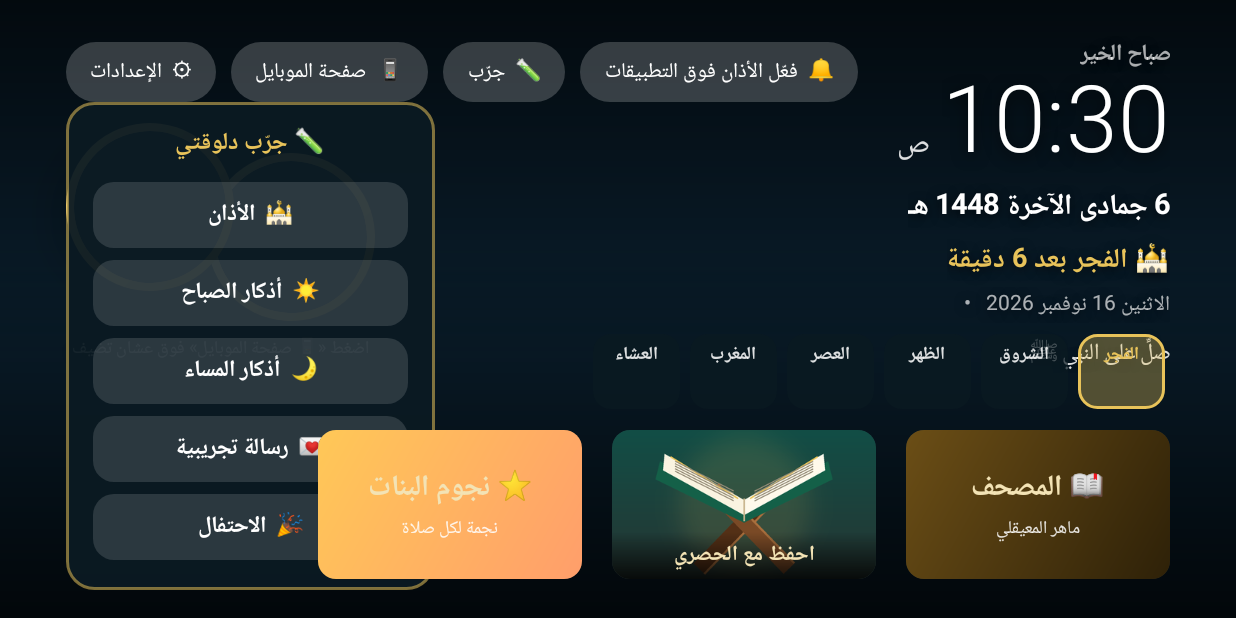
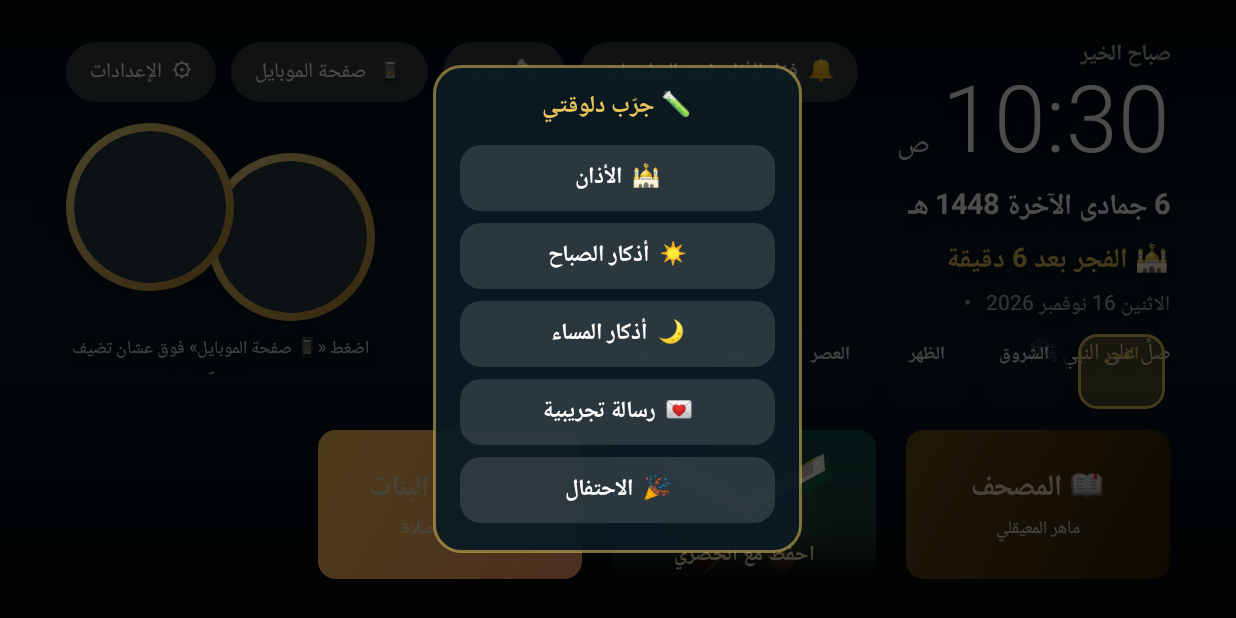
Before and after one commit to ayounis24/my-tv, an Android app: the screen it shows after launch (MainActivity), after a tap on "🧪 جرّب", on a phone screen of 824 x 412 dp (held sideways). Run offline under Robolectric (Android 15) with nearby library versions, the phone set to English and light mode, and no system bars; 17 statements that could not run were skipped.

Commit message:
كارت الكود وقايمة جرّب في نص الشاشة وفوق كل حاجة
Co-Authored-By: Claude Opus 5.5 <noreply@anthropic.com>
Claude-Session: https://claude.ai/code/session_01RqLjZGu55HFZMPochdNCQn

```diff
--- a/app/src/main/java/com/mytv/home/MainActivity.java
+++ b/app/src/main/java/com/mytv/home/MainActivity.java
@@ -104,6 +104,24 @@ public class MainActivity extends Activity {
     private LinearLayout famCard, pinCard, famStars;
     private TextView pinAddr;
     private ImageView pinQr, ntfyQr;
+    private FrameLayout popScrim;
+
+    private void showPopup(View card) {
+        pinCard.setVisibility(card == pinCard ? View.VISIBLE : View.GONE);
+        testCard.setVisibility(card == testCard ? View.VISIBLE : View.GONE);
+        popScrim.setVisibility(View.VISIBLE);
+        popScrim.bringToFront();
+        popScrim.setAlpha(0f);
+        popScrim.animate().alpha(1f).setDuration(200).start();
+    }
+
+    private void hidePopups() {
+        handler.removeCallbacks(hidePin);
+        pinCard.setVisibility(View.GONE);
+        testCard.setVisibility(View.GONE);
+        popScrim.setVisibility(View.GONE);
+        if (firstCard != null) firstCard.requestFocus();
+    }
     private LinearLayout testCard;
     private final TextView[] pinDigits = new TextView[4];
     private int duaIndex = 0;
@@ -207,12 +225,8 @@ public class MainActivity extends Activity {
 
     @Override
     public boolean onKeyDown(int keyCode, KeyEvent event) {
-        if (keyCode == KeyEvent.KEYCODE_BACK && testCard.getVisibility() == View.VISIBLE) {
-            testCard.setVisibility(View.GONE);
-            return true;
-        }
-        if (keyCode == KeyEvent.KEYCODE_BACK && pinCard.getVisibility() == View.VISIBLE) {
-            pinCard.setVisibility(View.GONE);
+        if (keyCode == KeyEvent.KEYCODE_BACK && popScrim.getVisibility() == View.VISIBLE) {
+            hidePopups();
             return true;
         }
         if (keyCode == KeyEvent.KEYCODE_BACK && mushaf.getVisibility() == View.VISIBLE) {
@@ -469,19 +483,15 @@ public class MainActivity extends Activity {
         String addr = PhotoServer.address();
         pinAddr.setText(addr != null ? addr : "التليفزيون مش متوصل بالواي فاي");
         String pin = PhotoServer.pin(this);
-        testCard.setVisibility(View.GONE);
         if (addr != null) pinQr.setImageBitmap(qr(addr + "/?pin=" + pin, dp(140)));
         ntfyQr.setImageBitmap(qr(Ntfy.url(this), dp(140)));
         for (int i = 0; i < 4; i++) pinDigits[i].setText(String.valueOf(pin.charAt(i)));
-        pinCard.setVisibility(View.VISIBLE);
-        pinCard.setAlpha(0f);
-        pinCard.setTranslationY(-dp(10));
-        pinCard.animate().alpha(1f).translationY(0).setDuration(250).start();
+        showPopup(pinCard);
         handler.removeCallbacks(hidePin);
         handler.postDelayed(hidePin, 60_000);
     }
 
-    private final Runnable hidePin = () -> pinCard.setVisibility(View.GONE);
+    private final Runnable hidePin = this::hidePopups;
 
     private static Bitmap decode(File f, int max) {
         BitmapFactory.Options o = new BitmapFactory.Options();
@@ -745,12 +755,11 @@ public class MainActivity extends Activity {
         TextView photosPill = pill("📱  صفحة الموبايل");
         TextView testPill = pill("🧪  جرّب");
         testPill.setOnClickListener(v -> {
-            pinCard.setVisibility(View.GONE);
-            testCard.setVisibility(testCard.getVisibility() == View.VISIBLE ? View.GONE : View.VISIBLE);
-            if (testCard.getVisibility() == View.VISIBLE) testCard.getChildAt(1).requestFocus();
+            showPopup(testCard);
+            testCard.getChildAt(1).requestFocus();
         });
         photosPill.setOnClickListener(v -> {
-            if (pinCard.getVisibility() == View.VISIBLE) pinCard.setVisibility(View.GONE); else showPinCard();
+            if (pinCard.getVisibility() == View.VISIBLE) hidePopups(); else showPinCard();
         });
         overlayPill = pill("🔔  فعّل الأذان فوق التطبيقات");
         overlayPill.setOnClickListener(v -> askOverlay());
@@ -769,8 +778,7 @@ public class MainActivity extends Activity {
         FrameLayout under = new FrameLayout(this);
         under.setClipChildren(false);
         under.addView(buildPhotoFrame());
-        under.addView(buildPinCard(), new FrameLayout.LayoutParams(-2, -2, Gravity.TOP | Gravity.END));
-        under.addView(buildTestCard(), new FrameLayout.LayoutParams(-2, -2, Gravity.TOP | Gravity.END));
+
         leftCol.addView(under, endAligned());
         FrameLayout.LayoutParams llp = new FrameLayout.LayoutParams(-2, -2, Gravity.TOP | Gravity.END);
         llp.setMargins(dp(44), dp(28), dp(44), 0);
@@ -840,6 +848,15 @@ public class MainActivity extends Activity {
         banner.setPadding(dp(24), dp(16), dp(24), dp(16));
         banner.setVisibility(View.GONE);
         overlay.addView(banner, new FrameLayout.LayoutParams(-1, -2, Gravity.TOP));
+
+        // popups (QR / try menu): centered, above everything, the screen dims behind them
+        popScrim = new FrameLayout(this);
+        popScrim.setBackgroundColor(0xB3000000);
+        popScrim.setClickable(true);
+        popScrim.setVisibility(View.GONE);
+        popScrim.addView(buildPinCard(), new FrameLayout.LayoutParams(-2, -2, Gravity.CENTER));
+        popScrim.addView(buildTestCard(), new FrameLayout.LayoutParams(-2, -2, Gravity.CENTER));
+        overlay.addView(popScrim, new FrameLayout.LayoutParams(-1, -1));
         return root;
     }
 
@@ -962,7 +979,7 @@ public class MainActivity extends Activity {
                 ((TextView) v).setTextColor(has ? 0xFF10261F : WHITE);
             });
             Runnable r = (Runnable) it[1];
-            b.setOnClickListener(v -> { testCard.setVisibility(View.GONE); r.run(); });
+            b.setOnClickListener(v -> { hidePopups(); r.run(); });
             LinearLayout.LayoutParams lp = new LinearLayout.LayoutParams(dp(210), -2);
             lp.setMargins(0, dp(4), 0, dp(4));
             testCard.addView(b, lp);
```
